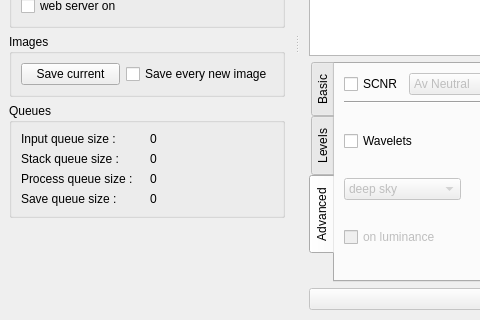
The window that src/als/ui/als_ui.ui (gehelem/als) describes before a commit, drawn with Qt 5; both pictures show x 0 to 480 and y 252 to 572 of the 1094 by 828 pixel window.
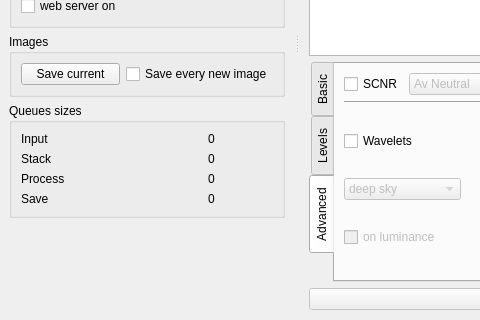
The same window after the commit. Custom widgets are drawn as their Qt base class.

Commit message: Change queues sizes display and add a few tooltips

Patch:
```diff
--- a/src/als/ui/als_ui.ui
+++ b/src/als/ui/als_ui.ui
@@ -1009,7 +1009,7 @@
     <number>1</number>
    </attribute>
    <widget class="QWidget" name="dockWidgetContents">
-    <layout class="QVBoxLayout" name="verticalLayout_17">
+    <layout class="QVBoxLayout" name="verticalLayout_16">
      <item>
       <widget class="QGroupBox" name="groupBox">
        <property name="title">
@@ -1259,80 +1259,76 @@
      <item>
       <widget class="QGroupBox" name="groupBox_5">
        <property name="title">
-        <string>Queues</string>
+        <string>Queues sizes</string>
        </property>
-       <layout class="QVBoxLayout" name="verticalLayout_16">
-        <item>
-         <layout class="QHBoxLayout" name="horizontalLayout_17">
-          <item>
+       <layout class="QGridLayout" name="gridLayout">
+        <item row="0" column="0">
            <widget class="QLabel" name="label_17">
             <property name="text">
-             <string>Input queue size :</string>
+           <string>Input</string>
             </property>
            </widget>
           </item>
-          <item>
+        <item row="0" column="1">
            <widget class="QLabel" name="lbl_input_queue_size">
             <property name="text">
              <string>0</string>
             </property>
-           </widget>
-          </item>
-         </layout>
-        </item>
-        <item>
-         <layout class="QHBoxLayout" name="horizontalLayout_18">
-          <item>
+          <property name="alignment">
+           <set>Qt::AlignCenter</set>
+          </property>
+         </widget>
+        </item>
+        <item row="1" column="0">
            <widget class="QLabel" name="label_19">
             <property name="text">
-             <string>Stack queue size :</string>
+           <string>Stack</string>
             </property>
            </widget>
           </item>
-          <item>
+        <item row="1" column="1">
            <widget class="QLabel" name="lbl_stack_queue_size">
             <property name="text">
              <string>0</string>
             </property>
-           </widget>
-          </item>
-         </layout>
-        </item>
-        <item>
-         <layout class="QHBoxLayout" name="horizontalLayout_19">
-          <item>
+          <property name="alignment">
+           <set>Qt::AlignCenter</set>
+          </property>
+         </widget>
+        </item>
+        <item row="2" column="0">
            <widget class="QLabel" name="label_18">
             <property name="text">
-             <string>Process queue size :</string>
+           <string>Process</string>
             </property>
            </widget>
           </item>
-          <item>
+        <item row="2" column="1">
            <widget class="QLabel" name="lbl_process_queue_size">
             <property name="text">
              <string>0</string>
             </property>
-           </widget>
-          </item>
-         </layout>
-        </item>
-        <item>
-         <layout class="QHBoxLayout" name="horizontalLayout_20">
-          <item>
+          <property name="alignment">
+           <set>Qt::AlignCenter</set>
+          </property>
+         </widget>
+        </item>
+        <item row="3" column="0">
            <widget class="QLabel" name="label_20">
             <property name="text">
-             <string>Save queue size :</string>
+           <string>Save</string>
             </property>
            </widget>
           </item>
-          <item>
+        <item row="3" column="1">
            <widget class="QLabel" name="lbl_save_queue_size">
             <property name="text">
              <string>0</string>
             </property>
-           </widget>
-          </item>
-         </layout>
+          <property name="alignment">
+           <set>Qt::AlignCenter</set>
+          </property>
+         </widget>
         </item>
        </layout>
       </widget>
@@ -1345,7 +1341,7 @@
        <property name="sizeHint" stdset="0">
         <size>
          <width>20</width>
-         <height>171</height>
+         <height>179</height>
         </size>
        </property>
       </spacer>
```
Left out of the diff: 34 changed lines with no effect on the pictures. Lines whose indentation alone changed are shown as unchanged.
